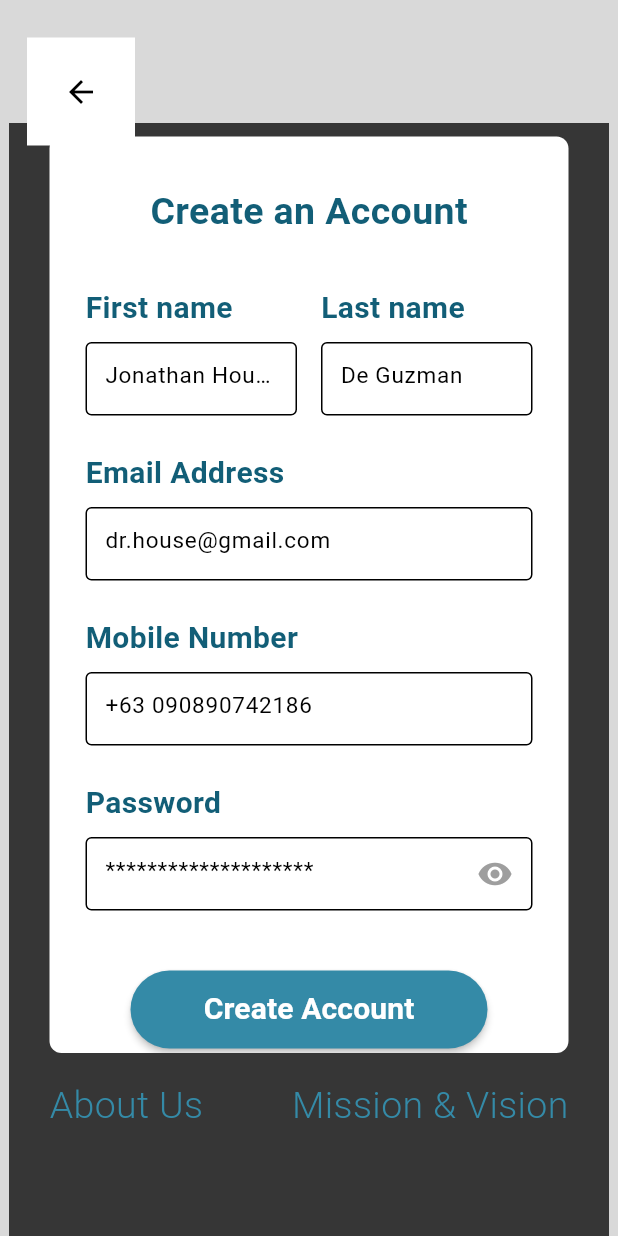
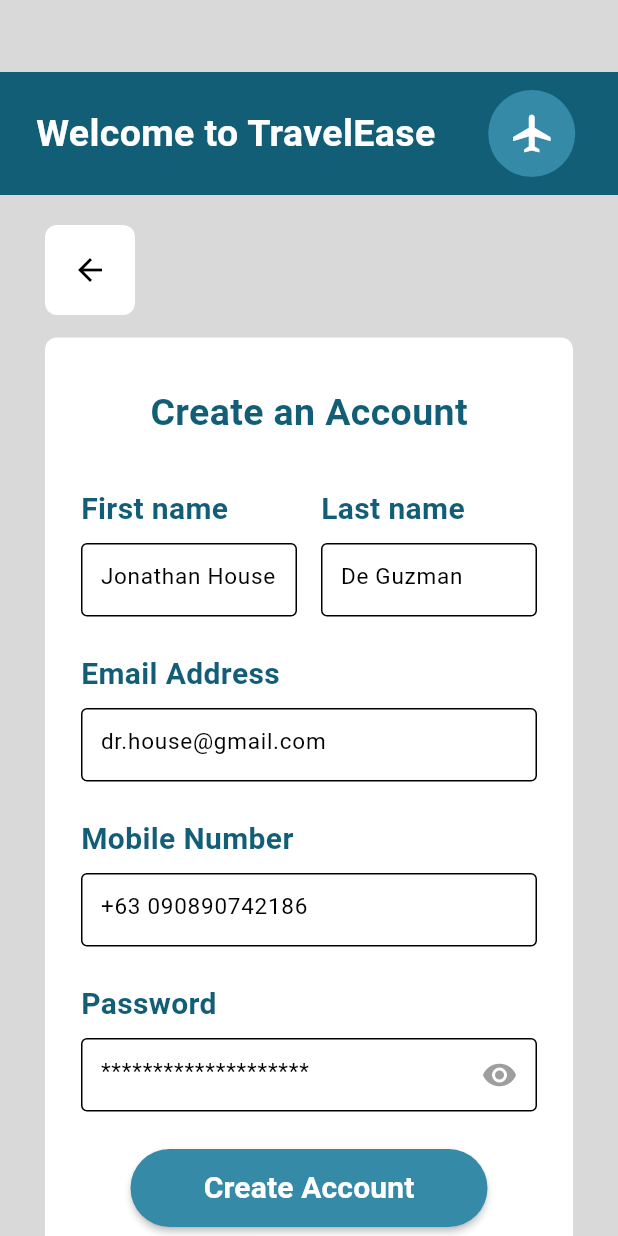
Before and after one commit to BiancaEllaOcampo/TravelEase, a Flutter app: the UserSignupPage screen opened directly, on a phone screen of 412 x 824 dp. Run offline on Flutter 3.47's test engine with Material 3 defaults, Android fonts, the phone set to English and light mode, and no system bars; network calls fail; Roboto replaces fonts that are missing (Kumbh Sans).

Commit message:
Refactor user signup and login pages: update layout, remove bottom links, and enhance banner design

```diff
--- a/lib/pages/template.dart
+++ b/lib/pages/template.dart
@@ -83,6 +83,7 @@
             ),
           ),
         ],
+
       ),
     );
   }
--- a/lib/pages/user_login.dart
+++ b/lib/pages/user_login.dart
@@ -291,45 +291,6 @@
             ),
           ),
 
-          // Bottom Links
-          Positioned(
-            bottom: 69,
-            left: 33,
-            right: 33,
-            child: Row(
-              mainAxisAlignment: MainAxisAlignment.spaceBetween,
-              children: [
-                GestureDetector(
-                  onTap: () {
-                    // Handle About Us navigation
-                  },
-                  child: const Text(
-                    'About Us',
-                    style: TextStyle(
-                      color: Color(0xFF348AA7),
-                      fontSize: 25,
-                      fontWeight: FontWeight.w300,
-                      fontFamily: 'Kumbh Sans',
-                    ),
-                  ),
-                ),
-                GestureDetector(
-                  onTap: () {
-                    // Handle Mission & Vision navigation
-                  },
-                  child: const Text(
-                    'Mission & Vision',
-                    style: TextStyle(
-                      color: Color(0xFF348AA7),
-                      fontSize: 25,
-                      fontWeight: FontWeight.w300,
-                      fontFamily: 'Kumbh Sans',
-                    ),
-                  ),
-                ),
-              ],
-            ),
-          ),
         ],
       ),
     );
--- a/lib/pages/user_signup.dart
+++ b/lib/pages/user_signup.dart
@@ -37,29 +37,60 @@
             color: const Color(0xFFD9D9D9),
           ),
 
-          // Transparent overlay
+          // Banner
           Positioned(
-            top: 82,
-            left: 6,
-            right: 6,
-            bottom: 0,
+            top: 48,
+            left: 0,
+            right: 0,
+            height: 82,
             child: Container(
-              decoration: BoxDecoration(
-                color: Colors.black.withOpacity(0.75),
+              color: const Color(0xFF125E77),
+              child: Padding(
+                padding: const EdgeInsets.symmetric(horizontal: 24),
+                child: Row(
+                  mainAxisAlignment: MainAxisAlignment.spaceBetween,
+                  children: [
+                    const Expanded(
+                      child: Text(
+                        'Welcome to TravelEase',
+                        style: TextStyle(
+                          color: Colors.white,
+                          fontSize: 25,
+                          fontWeight: FontWeight.bold,
+                          fontFamily: 'Kumbh Sans',
+                        ),
+                      ),
+                    ),
+                    Container(
+                      width: 67,
+                      height: 58,
+                      decoration: const BoxDecoration(
+                        shape: BoxShape.circle,
+                        color: Color(0xFF348AA7),
+                      ),
+                      child: const Icon(
+                        Icons.airplanemode_active,
+                        color: Colors.white,
+                        size: 30,
+                      ),
+                    ),
+                  ],
+                ),
               ),
             ),
           ),
 
           // Back Button
           Positioned(
-            top: 25,
-            left: 18,
+            top: 150,
+            left: 30,
             child: Container(
-              width: 72,
-              height: 72,
-              decoration: const BoxDecoration(
+              width: 60,
+              height: 60,
+              decoration: BoxDecoration(
                 color: Colors.white,
                 shape: BoxShape.rectangle,
+                borderRadius: BorderRadius.circular(8),
               ),
               child: IconButton(
                 onPressed: () {
@@ -76,11 +107,11 @@
 
           // Main Signup Card
           Positioned(
-            top: 91,
-            left: 33,
-            right: 33,
+            top: 225,
+            left: 30,
+            right: 30,
             child: Container(
-              height: 611,
+              height: 625,
               decoration: BoxDecoration(
                 color: Colors.white,
                 borderRadius: BorderRadius.circular(8),
@@ -326,7 +357,7 @@
                       ],
                     ),
 
-                    const SizedBox(height: 40),
+                    const SizedBox(height: 25),
 
                     // Create Account Button
                     SizedBox(
@@ -363,45 +394,6 @@
             ),
           ),
 
-          // Bottom Links
-          Positioned(
-            bottom: 69,
-            left: 33,
-            right: 33,
-            child: Row(
-              mainAxisAlignment: MainAxisAlignment.spaceBetween,
-              children: [
-                GestureDetector(
-                  onTap: () {
-                    // Handle About Us navigation
-                  },
-                  child: const Text(
-                    'About Us',
-                    style: TextStyle(
-                      color: Color(0xFF348AA7),
-                      fontSize: 25,
-                      fontWeight: FontWeight.w300,
-                      fontFamily: 'Kumbh Sans',
-                    ),
-                  ),
-                ),
-                GestureDetector(
-                  onTap: () {
-                    // Handle Mission & Vision navigation
-                  },
-                  child: const Text(
-                    'Mission & Vision',
-                    style: TextStyle(
-                      color: Color(0xFF348AA7),
-                      fontSize: 25,
-                      fontWeight: FontWeight.w300,
-                      fontFamily: 'Kumbh Sans',
-                    ),
-                  ),
-                ),
-              ],
-            ),
-          ),
         ],
       ),
     );
```
